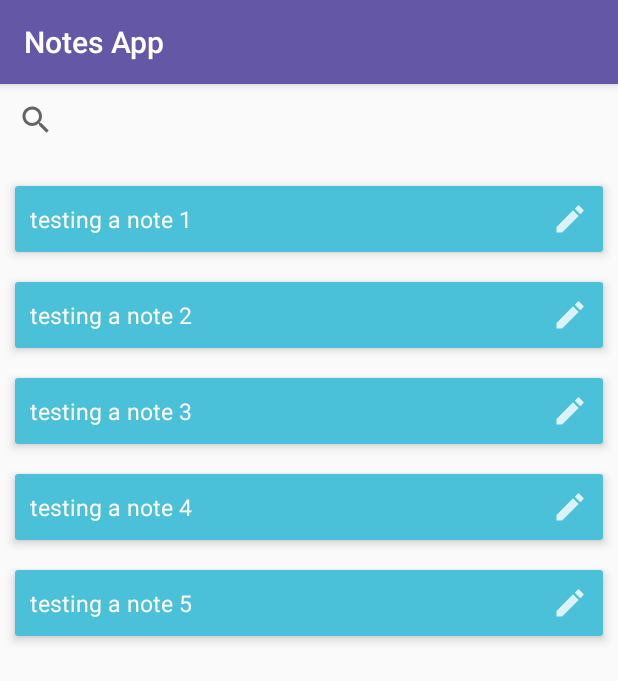
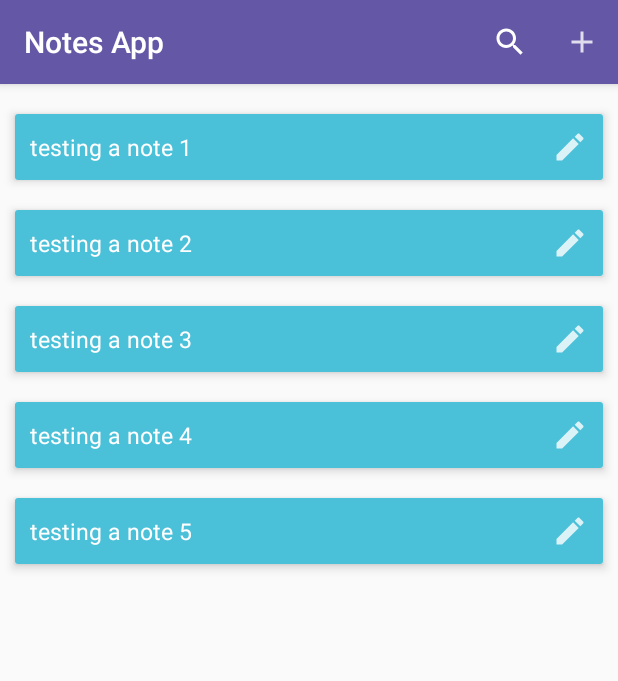
Before and after one commit to maxwellnewage/kotlin-notes, an Android app: the screen it shows after launch (MainActivity), on a phone screen of 412 x 824 dp. Shown: the top 681 px of the screen. Run offline under Robolectric (Android 15) with nearby library versions, the phone set to English and light mode, and no system bars.

Commit message:
preparing add and search note functions

```diff
--- a/app/src/main/java/com/maxwell/notesapp/MainActivity.kt
+++ b/app/src/main/java/com/maxwell/notesapp/MainActivity.kt
@@ -1,8 +1,14 @@
 package com.maxwell.notesapp
 
+import android.app.SearchManager
+import android.content.Context
+import android.content.Intent
 import androidx.appcompat.app.AppCompatActivity
 import android.os.Bundle
+import android.view.Menu
+import android.view.MenuItem
 import android.widget.LinearLayout
+import android.widget.SearchView
 import androidx.recyclerview.widget.LinearLayoutManager
 import androidx.recyclerview.widget.RecyclerView
 import kotlinx.android.synthetic.main.activity_main.*
@@ -25,4 +31,42 @@ class MainActivity : AppCompatActivity() {
 
         rvNotes.adapter = adapter
     }
+
+    override fun onOptionsItemSelected(item: MenuItem): Boolean {
+
+        when(item.itemId){
+
+            R.id.iAddNote -> {
+
+            }
+        }
+
+        return super.onOptionsItemSelected(item)
+    }
+
+    override fun onCreateOptionsMenu(menu: Menu?): Boolean {
+        menuInflater.inflate(R.menu.main, menu)
+
+        val searchView = menu?.findItem(R.id.iSearchNote)?.actionView as SearchView
+        val serviceManager = getSystemService(Context.SEARCH_SERVICE) as SearchManager
+
+        searchView.setSearchableInfo(serviceManager.getSearchableInfo(componentName))
+
+        searchView.setOnQueryTextListener(object : SearchView.OnQueryTextListener{
+            override fun onQueryTextSubmit(p0: String?): Boolean {
+                searchNote(p0)
+                return false
+            }
+
+            override fun onQueryTextChange(p0: String?): Boolean {
+                return false
+            }
+        })
+
+        return super.onCreateOptionsMenu(menu)
+    }
+
+    fun searchNote(term:String?){
+
+    }
 }
--- /dev/null
+++ b/app/src/main/res/drawable/ic_search_black_24dp.xml
@@ -0,0 +1,9 @@
+<vector xmlns:android="http://schemas.android.com/apk/res/android"
+        android:width="24dp"
+        android:height="24dp"
+        android:viewportWidth="24.0"
+        android:viewportHeight="24.0">
+    <path
+        android:fillColor="#FF000000"
+        android:pathData="M15.5,14h-0.79l-0.28,-0.27C15.41,12.59 16,11.11 16,9.5 16,5.91 13.09,3 9.5,3S3,5.91 3,9.5 5.91,16 9.5,16c1.61,0 3.09,-0.59 4.23,-1.57l0.27,0.28v0.79l5,4.99L20.49,19l-4.99,-5zM9.5,14C7.01,14 5,11.99 5,9.5S7.01,5 9.5,5 14,7.01 14,9.5 11.99,14 9.5,14z"/>
+</vector>
--- a/app/src/main/res/layout/activity_main.xml
+++ b/app/src/main/res/layout/activity_main.xml
@@ -6,11 +6,6 @@
     android:orientation="vertical"
     tools:context=".MainActivity">
 
-    <SearchView
-        android:id="@+id/svNotes"
-        android:layout_width="match_parent"
-        android:layout_height="wrap_content" />
-
     <androidx.recyclerview.widget.RecyclerView
         android:id="@+id/rvNotes"
         android:layout_marginTop="10dp"
--- /dev/null
+++ b/app/src/main/res/menu/main.xml
@@ -0,0 +1,17 @@
+<?xml version="1.0" encoding="utf-8"?>
+<menu xmlns:android="http://schemas.android.com/apk/res/android"
+    xmlns:app="http://schemas.android.com/apk/res-auto">
+
+    <item
+        android:id="@+id/iSearchNote"
+        android:icon="@drawable/ic_search_black_24dp"
+        android:title="Search"
+        app:actionViewClass="android.widget.SearchView"
+        app:showAsAction="always" />
+
+    <item
+        android:id="@+id/iAddNote"
+        android:icon="@drawable/ic_add_note"
+        app:showAsAction="always"
+        android:title="Add Note" />
+</menu>
```
